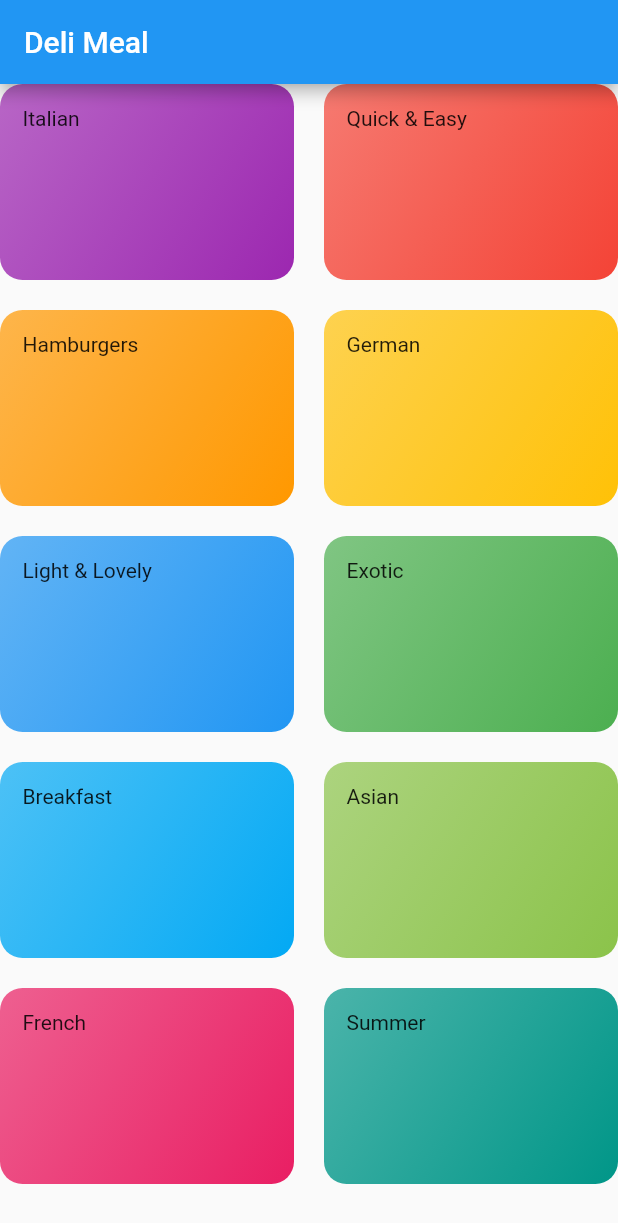
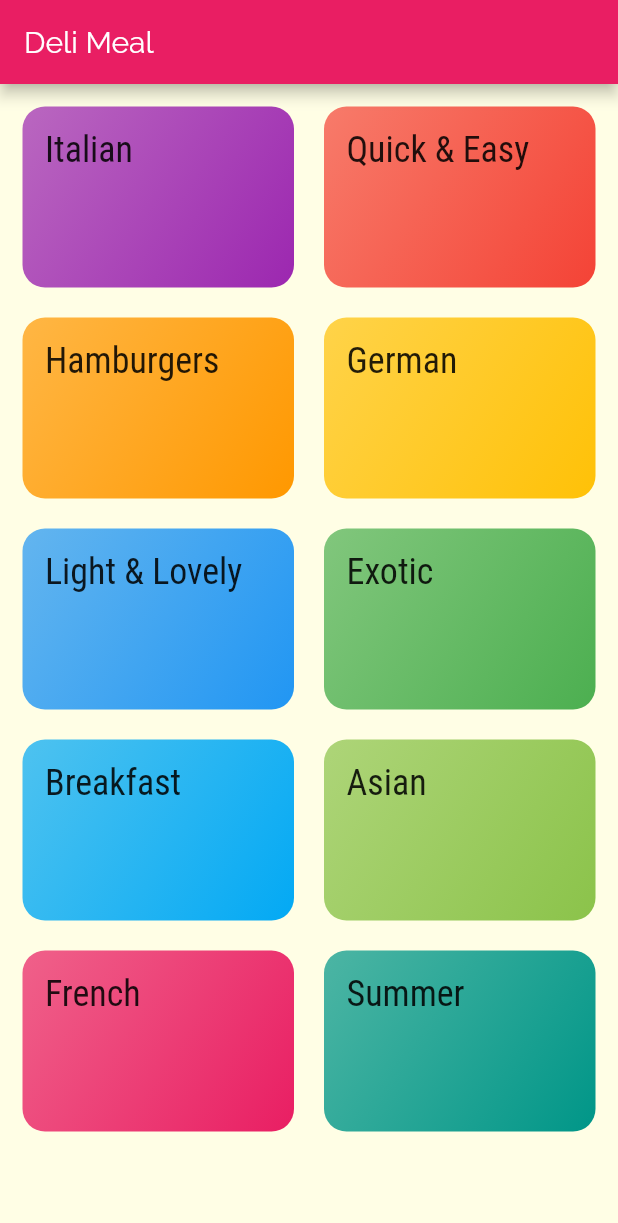
Before and after one commit to diipak-singh/meals_app, a Flutter app: the screen it shows after launch, on a phone screen of 412 x 824 dp. Shown: the top 1223 px of the screen. Run offline on Flutter 3.47's test engine with Material 2 defaults, Android fonts, the phone set to English and light mode, and no system bars.

Commit message:
added custom styles and fonts.

```diff
--- a/lib/categories_screen.dart
+++ b/lib/categories_screen.dart
@@ -10,6 +10,7 @@ class CategoriesScreen extends StatelessWidget {
         title: const Text('Deli Meal'),
       ),
       body: GridView(
+        padding: const EdgeInsets.all(15),
         children: DUMMY_CATEGORIES
             .map((catData) => CategoryItem(
                   catData.title,
--- a/lib/category_item.dart
+++ b/lib/category_item.dart
@@ -10,7 +10,10 @@ class CategoryItem extends StatelessWidget {
   Widget build(BuildContext context) {
     return Container(
       padding: const EdgeInsets.all(15),
-      child: Text(title),
+      child: Text(
+        title,
+        style: Theme.of(context).textTheme.title,
+      ),
       decoration: BoxDecoration(
         gradient: LinearGradient(
           colors: [
--- a/lib/main.dart
+++ b/lib/main.dart
@@ -1,5 +1,6 @@
 import 'package:flutter/material.dart';
 import './categories_screen.dart';
+
 void main() => runApp(MyApp());
 
 class MyApp extends StatelessWidget {
@@ -8,7 +9,22 @@ class MyApp extends StatelessWidget {
     return MaterialApp(
       title: 'DeliMeals',
       theme: ThemeData(
-        primarySwatch: Colors.blue,
+        primarySwatch: Colors.pink,
+        accentColor: Colors.amber,
+        canvasColor: Color.fromRGBO(255, 254, 229, 1),
+        fontFamily: 'Raleway',
+        textTheme: ThemeData.light().textTheme.copyWith(
+              body1: TextStyle(
+                color: Color.fromRGBO(20, 51, 51, 1),
+              ),
+              body2: TextStyle(
+                color: Color.fromRGBO(20, 51, 51, 1),
+              ),
+              title: TextStyle(
+                fontSize: 24,
+                fontFamily: 'RobotoCondensed',
+              ),
+            ),
       ),
       home: CategoriesScreen(),
       debugShowCheckedModeBanner: false,
```
Also changed, not shown: pubspec.yaml (+20 -11 lines), assets/fonts/Raleway-Black.ttf (added), assets/fonts/Raleway-Bold.ttf (added), assets/fonts/Raleway-Regular.ttf (added), assets/fonts/RobotoCondensed-Bold.ttf (added), assets/fonts/RobotoCondensed-Italic.ttf (added), assets/fonts/RobotoCondensed-Light.ttf (added), assets/fonts/RobotoCondensed-Regular.ttf (added).
